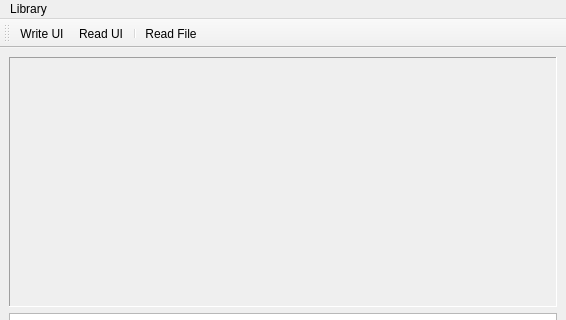
Old version of the form rt-ui-serialize/src/mainwindow.ui in the repository Scanframe/sf-mod-app; both pictures show x 0 to 566 and y 0 to 320 of the 566 by 536 pixel window.
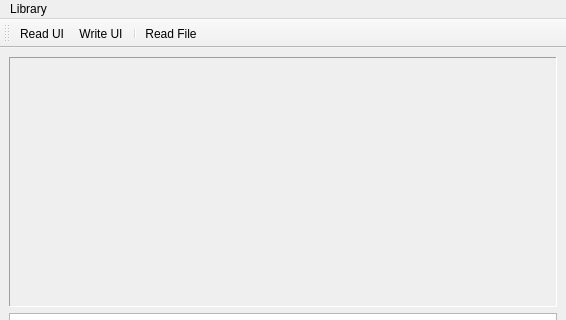
New version of the form. Icons and pictures are not drawn.

```diff
--- a/rt-ui-serialize/src/mainwindow.ui
+++ b/rt-ui-serialize/src/mainwindow.ui
@@ -95,8 +95,8 @@
    <attribute name="toolBarBreak">
     <bool>false</bool>
    </attribute>
-   <addaction name="actionWriteUI"/>
    <addaction name="actionReadUI"/>
+   <addaction name="actionWriteUI"/>
    <addaction name="separator"/>
    <addaction name="actionReadFile"/>
   </widget>
```
Left out of the diff: 35 changed lines with no effect on the pictures.
